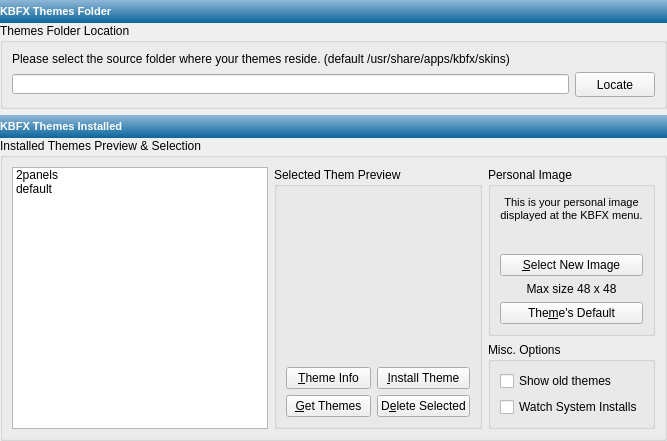
Qt form kbfx4/configdialog/kbfx_themes.ui (plexydesk/kbfxmenu) before a commit.
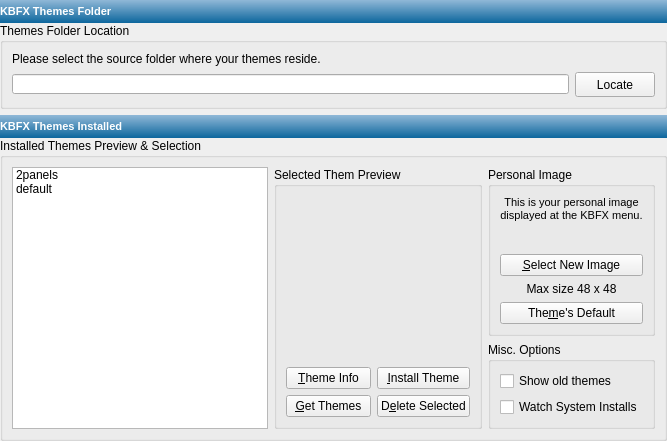
The same form after that commit. Icons and pictures are not drawn.

The edit to the form file:
```diff
--- a/kbfx4/configdialog/kbfx_themes.ui
+++ b/kbfx4/configdialog/kbfx_themes.ui
@@ -104,7 +104,7 @@
            </size>
           </property>
           <property name="text" >
-           <string>Please select the source folder where your themes reside. (default /usr/share/apps/kbfx/skins)</string>
+           <string>Please select the source folder where your themes reside.</string>
           </property>
          </widget>
         </item>
```
